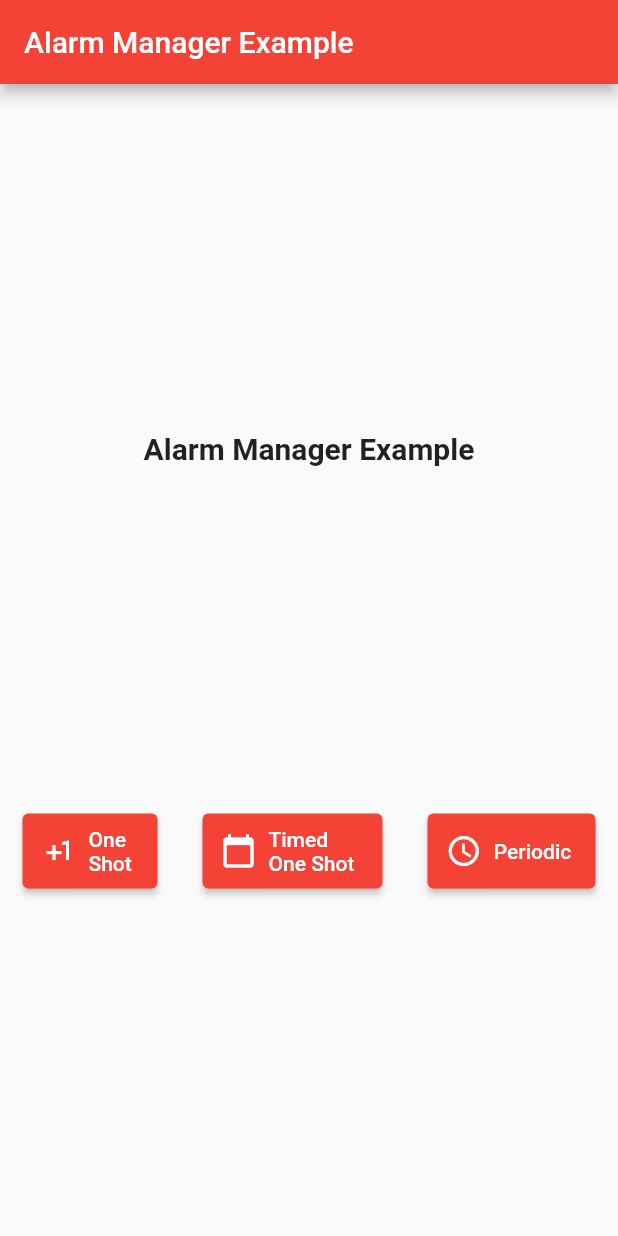
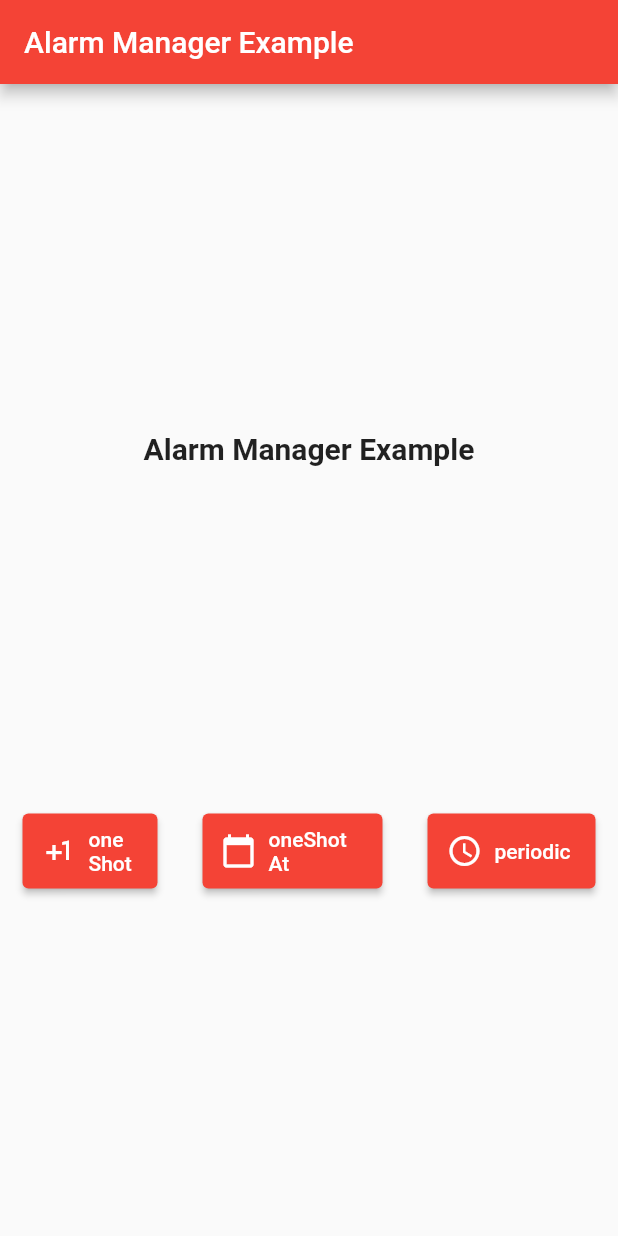
Before and after one commit to TomerPacific/MediumArticles, a Flutter app: the screen it shows after launch, on a phone screen of 412 x 824 dp. Run offline on Flutter 3.47's test engine with Material 2 defaults, Android fonts, the light colour scheme and no system bars; our stand-ins replace geolocator, webview_flutter; missing offline and left inert: android_alarm_manager_plus.

Commit message:
MediumArticles AlarmManager replacing string literals with constants

```diff
--- a/alarm_manager_example/lib/main.dart
+++ b/alarm_manager_example/lib/main.dart
@@ -1,6 +1,7 @@
 import 'package:flutter/material.dart';
 import 'package:android_alarm_manager_plus/android_alarm_manager_plus.dart';
 import 'package:flutter/services.dart';
+import 'constants.dart';
 
 void main() async {
   WidgetsFlutterBinding.ensureInitialized();
@@ -14,11 +15,11 @@ class MyApp extends StatelessWidget {
   @override
   Widget build(BuildContext context) {
     return MaterialApp(
-      title: 'Alarm Manager Example',
+      title: appName,
       theme: ThemeData(
         primarySwatch: Colors.red,
       ),
-      home: const MyHomePage(title: 'Alarm Manager Example'),
+      home: const MyHomePage(title: appName),
     );
   }
 }
@@ -66,7 +67,7 @@ class _MyHomePageState extends State<MyHomePage> {
 
   Future<Duration> _chooseDuration() async {
     String duration = "";
-    String durationString = "seconds";
+    String durationString = durationSeconds;
     AlertDialog alert = AlertDialog(
       title: const Text("Enter a number for the duration"),
       content:
@@ -77,8 +78,8 @@ class _MyHomePageState extends State<MyHomePage> {
                 children: [
                       Expanded(
                         child: RadioListTile(
-                            title: const Text("Seconds"),
-                            value: "Seconds",
+                            title: const Text(durationSeconds),
+                            value: durationSeconds,
                             groupValue: durationString,
                             onChanged: (String? value) {
                               if (value != null) {
@@ -90,8 +91,8 @@ class _MyHomePageState extends State<MyHomePage> {
                       ),
                       Expanded(
                         child: RadioListTile(
-                            title: const Text("Minutes"),
-                            value: "Minutes",
+                            title: const Text(durationMinutes),
+                            value: durationMinutes,
                             groupValue: durationString,
                             onChanged: (String? value) {
                               if (value != null) {
@@ -103,8 +104,8 @@ class _MyHomePageState extends State<MyHomePage> {
                       ),
                       Expanded(
                         child: RadioListTile(
-                            title: const Text("Hours"),
-                            value: "Hours",
+                            title: const Text(durationHours),
+                            value: durationHours,
                             groupValue: durationString,
                             onChanged: (String? value) {
                               if (value != null) {
@@ -157,9 +158,9 @@ class _MyHomePageState extends State<MyHomePage> {
 
     if (enteredText != null) {
         int time = int.parse(enteredText);
-        if (durationString == "Seconds") {
+        if (durationString == durationSeconds) {
           return Duration(seconds: time);
-        } else if (durationString == "Minutes") {
+        } else if (durationString == durationMinutes) {
           return Duration(minutes: time);
         } else {
           return Duration(hours: time);
@@ -194,7 +195,7 @@ class _MyHomePageState extends State<MyHomePage> {
           mainAxisAlignment: MainAxisAlignment.spaceEvenly,
           children: <Widget>[
               const Text(
-              'Alarm Manager Example',
+              appName,
                 style: TextStyle(fontWeight: FontWeight.bold, fontSize: 20.0),
             ),
             Row(
@@ -211,7 +212,7 @@ class _MyHomePageState extends State<MyHomePage> {
                         },
                         icon: const Icon(Icons.plus_one),
                         label: const Text(
-                            "One Shot"
+                            oneShotAlarm
                         )
                     ),
                   ),
@@ -225,7 +226,7 @@ class _MyHomePageState extends State<MyHomePage> {
                       },
                       icon: const Icon(Icons.calendar_today),
                       label: const Text(
-                          "Timed One Shot"
+                          oneShotAtAlarm
                       )
                   ),
                 ),
@@ -238,7 +239,7 @@ class _MyHomePageState extends State<MyHomePage> {
                         onPressed: _schedulePeriodicAlarm,
                         icon: const Icon(Icons.watch_later_outlined),
                         label: const Text(
-                            "Periodic"
+                            periodicAlarm
                         )
                     ),
                   ),
```
